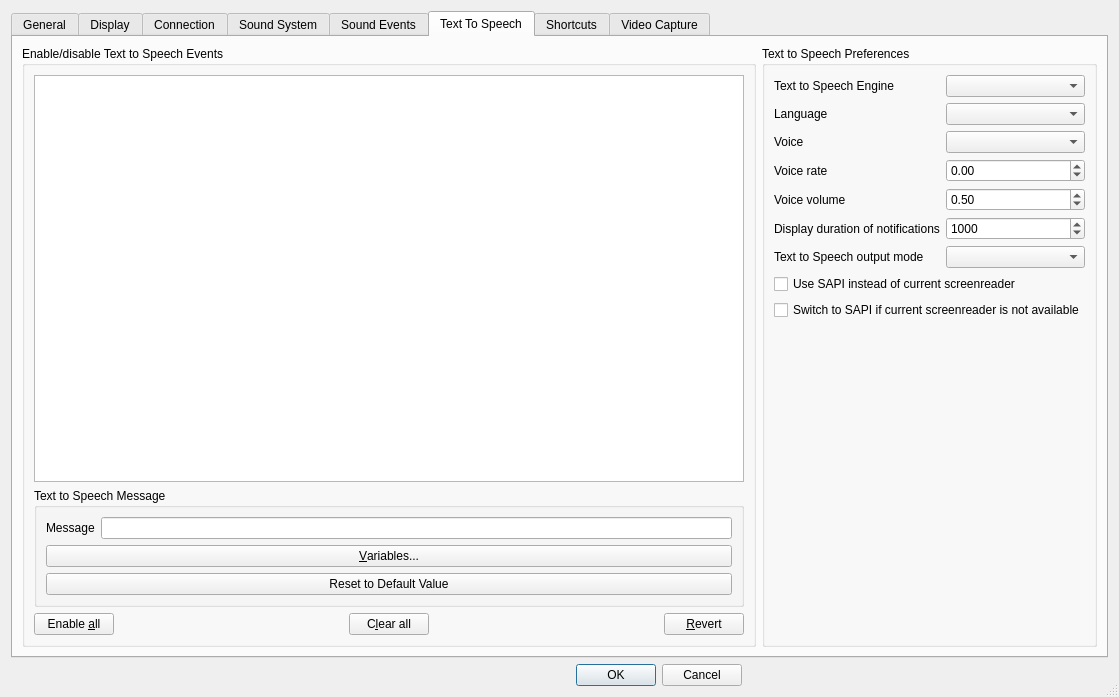
Old version of the form Client/qtTeamTalk/preferences.ui in the repository BearWare/TeamTalk5.
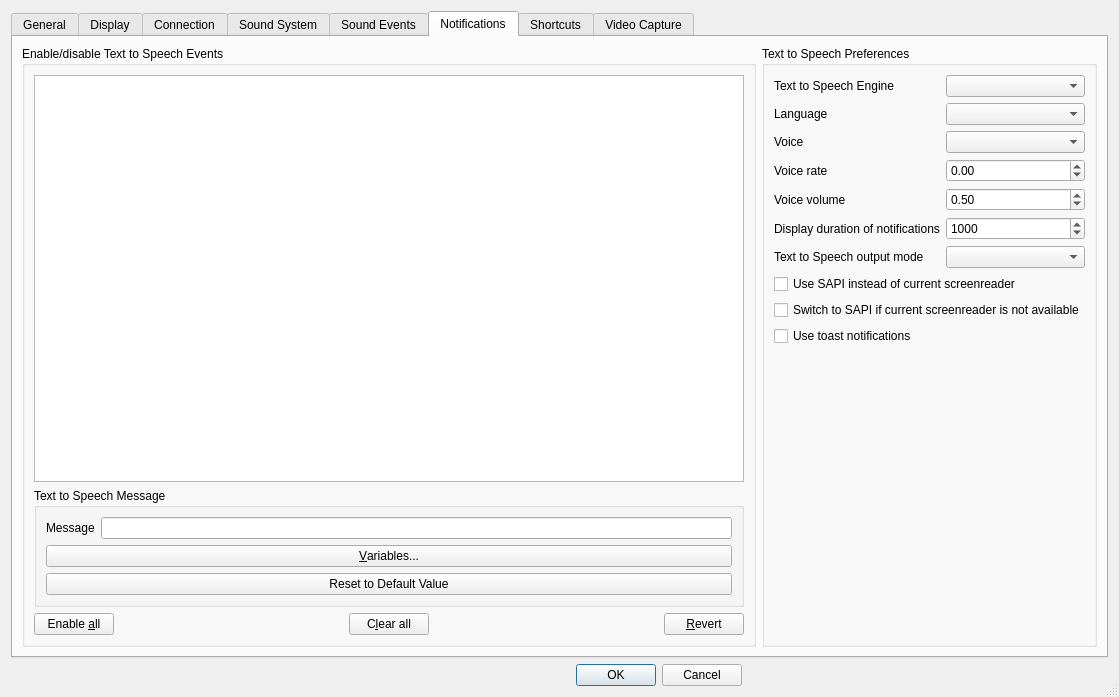
New version of the form. The open tabs and pages were chosen to show the change. Icons and pictures are not drawn. Custom widgets are drawn as their Qt base class.

Commit message: Ability to send toast notifications in addition to TTS events

Patch:
```diff
--- a/Client/qtTeamTalk/preferences.ui
+++ b/Client/qtTeamTalk/preferences.ui
@@ -1580,7 +1580,7 @@
      </widget>
      <widget class="QWidget" name="ttsTab">
       <attribute name="title">
-       <string>Text To Speech</string>
+       <string>Notifications</string>
       </attribute>
       <layout class="QHBoxLayout" name="horizontalLayout_22">
        <item>
@@ -1851,6 +1851,13 @@
               </property>
              </widget>
             </item>
+            <item row="9" column="0" colspan="2">
+             <widget class="QCheckBox" name="ttsToastChkBox">
+              <property name="text">
+               <string>Use toast notifications</string>
+              </property>
+             </widget>
+            </item>
            </layout>
           </item>
           <item>
```
The commit also changes 11 other files.
